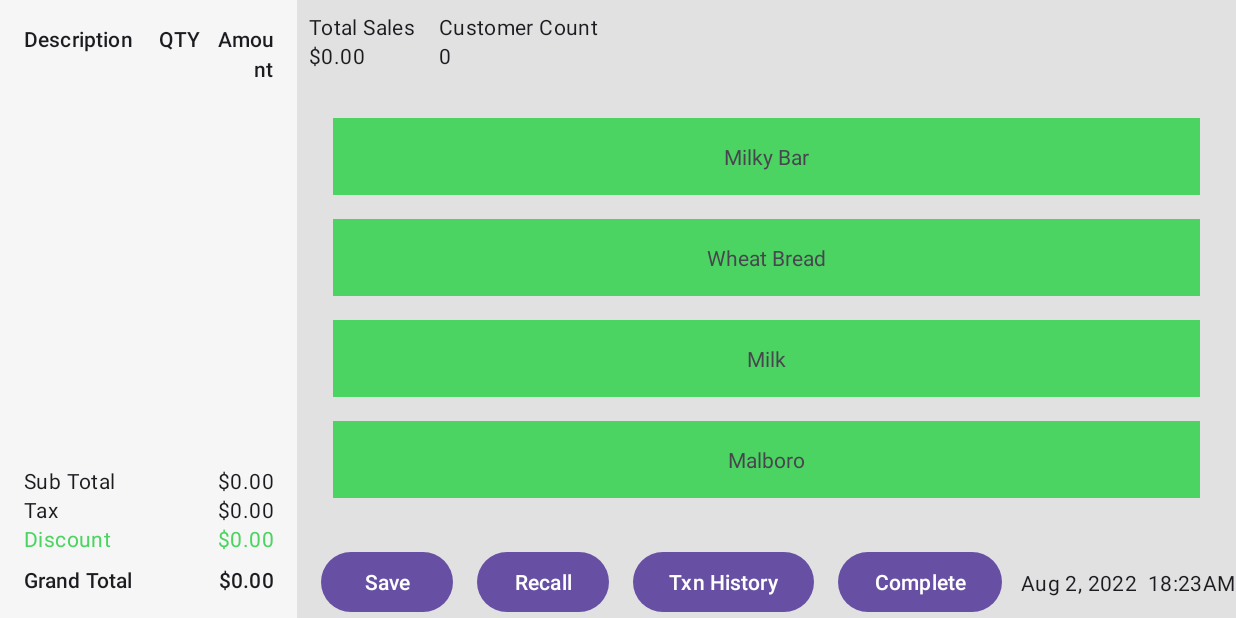
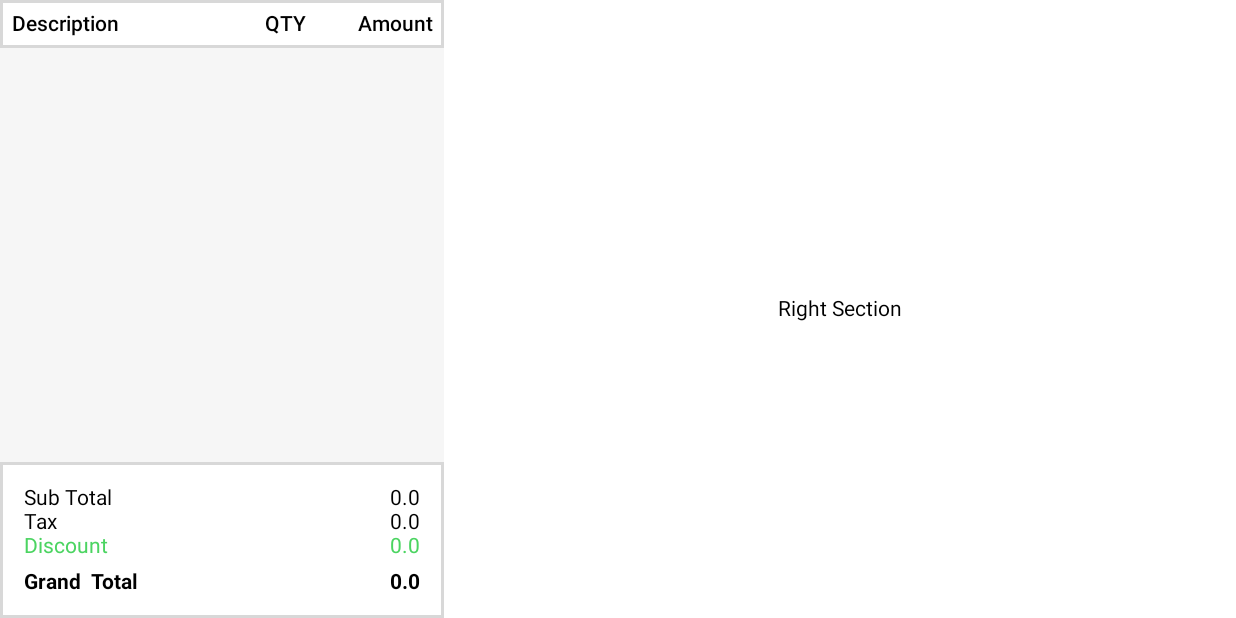
Before and after one commit to ranjan-malav/swift_sku, an Android app built with Jetpack Compose: the screen it shows after launch (DashboardActivity), on a phone screen of 824 x 412 dp (held sideways). Run offline under Robolectric (Android 15) with nearby library versions, the phone set to English and light mode, and no system bars; our stand-ins replace Dagger/Hilt's generated code, Room's generated code; 1 statement that could not run was skipped.

Commit message:
Add UI for cart section.

```diff
--- a/app/src/main/java/com/ranjan/malav/swiftsku/ui/dashboard/DashboardActivity.kt
+++ b/app/src/main/java/com/ranjan/malav/swiftsku/ui/dashboard/DashboardActivity.kt
@@ -1,6 +1,7 @@
 package com.ranjan.malav.swiftsku.ui.dashboard
 
 import android.os.Bundle
+import androidx.activity.compose.setContent
 import androidx.activity.viewModels
 import androidx.appcompat.app.AppCompatActivity
 import androidx.recyclerview.widget.GridLayoutManager
@@ -22,7 +23,9 @@ class DashboardActivity : AppCompatActivity(), BookItemsAdapter.Callback {
         super.onCreate(savedInstanceState)
 
         binding = ActivityDashboardBinding.inflate(layoutInflater)
-        setContentView(binding.root)
+//        setContentView(binding.root)
+
+        setContent { DashboardLayout(viewModel) }
 
         viewModel.getPriceBookData()
         viewModel.getTransactions()
@@ -36,19 +39,19 @@ class DashboardActivity : AppCompatActivity(), BookItemsAdapter.Callback {
             }
         }
 
-        viewModel.selectedItemsLive.observe(this) {
-            binding.rvCartItems.apply {
-                layoutManager = LinearLayoutManager(this@DashboardActivity)
-                adapter = CartItemsAdapter(it)
-            }
-        }
+//        viewModel.selectedItemsLive.observe(this) {
+//            binding.rvCartItems.apply {
+//                layoutManager = LinearLayoutManager(this@DashboardActivity)
+//                adapter = CartItemsAdapter(it)
+//            }
+//        }
 
-        viewModel.totals.observe(this) {
-            binding.tvSubTotalValue.text = formatAmount(it.subTotalAmount)
-            binding.tvTaxValue.text = formatAmount(it.taxAmount)
-            binding.tvDiscountValue.text = formatAmount(it.discountAmount)
-            binding.tvGrandTotalValue.text = formatAmount(it.grandTotal)
-        }
+//        viewModel.totals.observe(this) {
+//            binding.tvSubTotalValue.text = formatAmount(it.subTotalAmount)
+//            binding.tvTaxValue.text = formatAmount(it.taxAmount)
+//            binding.tvDiscountValue.text = formatAmount(it.discountAmount)
+//            binding.tvGrandTotalValue.text = formatAmount(it.grandTotal)
+//        }
 
         viewModel.transactions.observe(this) {
             binding.tvCustomerCountValue.text = "${it.size}"
--- /dev/null
+++ b/app/src/main/java/com/ranjan/malav/swiftsku/ui/dashboard/DashboardUI.kt
@@ -0,0 +1,323 @@
+package com.ranjan.malav.swiftsku.ui.dashboard
+
+import androidx.compose.foundation.BorderStroke
+import androidx.compose.foundation.background
+import androidx.compose.foundation.border
+import androidx.compose.foundation.layout.Arrangement
+import androidx.compose.foundation.layout.Box
+import androidx.compose.foundation.layout.Column
+import androidx.compose.foundation.layout.Row
+import androidx.compose.foundation.layout.fillMaxHeight
+import androidx.compose.foundation.layout.fillMaxSize
+import androidx.compose.foundation.layout.fillMaxWidth
+import androidx.compose.foundation.layout.padding
+import androidx.compose.foundation.layout.width
+import androidx.compose.foundation.layout.wrapContentWidth
+import androidx.compose.foundation.lazy.LazyColumn
+import androidx.compose.foundation.lazy.items
+import androidx.compose.foundation.shape.RoundedCornerShape
+import androidx.compose.material.Button
+import androidx.compose.material.MaterialTheme
+import androidx.compose.material.Text
+import androidx.compose.runtime.Composable
+import androidx.compose.runtime.collectAsState
+import androidx.compose.runtime.getValue
+import androidx.compose.ui.Alignment
+import androidx.compose.ui.Modifier
+import androidx.compose.ui.graphics.Color
+import androidx.compose.ui.text.font.FontWeight
+import androidx.compose.ui.text.style.TextAlign
+import androidx.compose.ui.tooling.preview.Preview
+import androidx.compose.ui.unit.dp
+import com.ranjan.malav.swiftsku.data.model.TransactionItem
+import com.ranjan.malav.swiftsku.ui.utils.UiUtils.formatAmount
+import com.ranjan.malav.swiftsku.ui.utils.percent
+
+
+@Composable
+fun DashboardLayout(
+    viewModel: DashboardViewModel
+) {
+    val cartItems by viewModel.selectedItemsLive.collectAsState()
+    val totals by viewModel.totals.collectAsState()
+
+    Row(
+        modifier = Modifier.fillMaxSize()
+    ) {
+        LeftSection(cartItems, totals)
+        RightSection()
+    }
+}
+
+@Composable
+fun LeftSection(
+    cartItems: ArrayList<TransactionItem>,
+    totals: DashboardViewModel.Totals
+) {
+    Box(
+        modifier = Modifier
+            .width(24.percent)
+            .fillMaxHeight()
+            .background(Color(0xFFF6F6F6))
+    ) {
+        Column(
+            modifier = Modifier.fillMaxSize(),
+            verticalArrangement = Arrangement.spacedBy(8.dp)
+        ) {
+            CartHeader()
+            Box(
+                modifier = Modifier
+                    .fillMaxWidth()
+                    .weight(1f)
+            ) {
+                CartItems(cartItems)
+            }
+            TotalFooter(totals)
+        }
+    }
+}
+
+@Composable
+@Preview
+fun CartHeader() {
+    Box(
+        modifier = Modifier
+            .fillMaxWidth()
+            .background(Color.White)
+            .border(BorderStroke(2.dp, Color(0xFFD8D8D8)))
+            .padding(8.dp)
+    ) {
+        Row(
+            modifier = Modifier.fillMaxWidth(),
+        ) {
+            Text(
+                text = "Description",
+                fontWeight = FontWeight.W600,
+                modifier = Modifier.weight(2f)
+            )
+            Text(
+                text = "QTY",
+                fontWeight = FontWeight.W600,
+                modifier = Modifier
+                    .wrapContentWidth(Alignment.CenterHorizontally)
+            )
+            Text(
+                text = "Amount",
+                fontWeight = FontWeight.W600,
+                textAlign = TextAlign.End,
+                modifier = Modifier.weight(1f)
+            )
+        }
+    }
+}
+
+@Composable
+fun CartItems(cartItems: ArrayList<TransactionItem>) {
+    LazyColumn(
+        modifier = Modifier
+            .fillMaxWidth()
+            .padding(8.dp, 0.dp, 8.dp, 0.dp)
+    ) {
+        items(cartItems) { item ->
+            Row(
+                modifier = Modifier.fillMaxWidth(),
+            ) {
+                Text(
+                    text = item.pluItem.itemName,
+                    fontWeight = FontWeight.W600,
+                    modifier = Modifier.weight(2f)
+                )
+                Text(
+                    text = "x${item.quantity}",
+                    fontWeight = FontWeight.W600,
+                    modifier = Modifier
+                        .wrapContentWidth(Alignment.CenterHorizontally)
+                )
+                Text(
+                    text = formatAmount(item.pluItem.price * item.quantity),
+                    fontWeight = FontWeight.W600,
+                    textAlign = TextAlign.End,
+                    modifier = Modifier.weight(1f)
+                )
+            }
+        }
+    }
+}
+
+@Composable
+fun TotalFooter(totals: DashboardViewModel.Totals) {
+    Box(
+        modifier = Modifier
+            .fillMaxWidth()
+            .background(Color.White)
+            .border(BorderStroke(2.dp, Color(0xFFD8D8D8)))
+            .padding(16.dp)
+    ) {
+        Column {
+            Row(
+                modifier = Modifier.fillMaxWidth(),
+            ) {
+                Text(
+                    text = "Sub Total",
+                    modifier = Modifier.weight(1f)
+                )
+                Text(
+                    text = "${totals.subTotalAmount}",
+                    modifier = Modifier
+                        .wrapContentWidth(Alignment.CenterHorizontally)
+                )
+            }
+            Row(
+                modifier = Modifier.fillMaxWidth(),
+            ) {
+                Text(
+                    text = "Tax",
+                    modifier = Modifier.weight(1f)
+                )
+                Text(
+                    text = "${totals.taxAmount}",
+                    modifier = Modifier
+                        .wrapContentWidth(Alignment.CenterHorizontally)
+                )
+            }
+            Row(
+                modifier = Modifier.fillMaxWidth(),
+            ) {
+                Text(
+                    text = "Discount",
+                    color = Color(0xFF4BD461),
+                    modifier = Modifier.weight(1f)
+                )
+                Text(
+                    text = "${totals.discountAmount}",
+                    color = Color(0xFF4BD461),
+                    modifier = Modifier
+                        .wrapContentWidth(Alignment.CenterHorizontally)
+                )
+            }
+            Row(
+                modifier = Modifier
+                    .fillMaxWidth()
+                    .padding(top = 8.dp),
+            ) {
+                Text(
+                    text = "Grand  Total",
+                    fontWeight = FontWeight.W700,
+                    modifier = Modifier.weight(1f)
+                )
+                Text(
+                    text = "${totals.grandTotal}",
+                    fontWeight = FontWeight.W700,
+                    modifier = Modifier
+                        .wrapContentWidth(Alignment.CenterHorizontally)
+                )
+            }
+        }
+    }
+}
+
+@Composable
+@Preview
+fun RightSection() {
+    Box(
+        modifier = Modifier
+            .fillMaxHeight()
+            .fillMaxWidth()
+            .background(Color.White)
+    ) {
+        // Content of right section
+        Text(
+            text = "Right Section",
+            modifier = Modifier.align(Alignment.Center)
+        )
+    }
+}
+
+@Composable
+@Preview
+fun ActionsBar() {
+    Row(
+        modifier = Modifier
+            .fillMaxWidth()
+            .padding(horizontal = 16.dp),
+        horizontalArrangement = Arrangement.SpaceBetween,
+        verticalAlignment = Alignment.CenterVertically
+    ) {
+        Row(
+            modifier = Modifier.fillMaxWidth(),
+            horizontalArrangement = Arrangement.Start,
+            verticalAlignment = Alignment.CenterVertically
+        ) {
+            Button(
+                onClick = { /* Handle Save button click */ },
+                modifier = Modifier.padding(start = 16.dp)
+            ) {
+                Text(text = "Save")
+            }
+            Button(
+                onClick = { /* Handle Recall button click */ },
+                modifier = Modifier.padding(start = 16.dp)
+            ) {
+                Text(text = "Recall")
+            }
+            Button(
+                onClick = { /* Handle Txn History button click */ },
+                modifier = Modifier.padding(start = 16.dp)
+            ) {
+                Text(text = "Txn History")
+            }
+            Button(
+                onClick = { /* Handle Complete button click */ },
+                modifier = Modifier.padding(start = 16.dp)
+            ) {
+                Text(text = "Complete")
+            }
+        }
+        Text(
+            text = "Aug 2, 2022 18:23AM",
+            style = MaterialTheme.typography.body1,
+            modifier = Modifier.padding(vertical = 16.dp)
+        )
+    }
+}
+
+@Composable
+@Preview
+fun CartHeading() {
+    Row(
+        modifier = Modifier
+            .padding(16.dp)
+            .fillMaxWidth(),
+        verticalAlignment = Alignment.CenterVertically,
+        horizontalArrangement = Arrangement.SpaceBetween
+    ) {
+        Text(
+            text = "Fountain-32oz",
+            style = MaterialTheme.typography.h6,
+            modifier = Modifier.weight(2f)
+        )
+        Box(
+            modifier = Modifier
+                .padding(vertical = 8.dp, horizontal = 10.dp)
+                .weight(1f)
+                .background(
+                    color = Color(0xFFE3E3E3),
+                    shape = RoundedCornerShape(100.dp)
+                ),
+            contentAlignment = Alignment.Center
+        ) {
+            Text(
+                text = "x27",
+                style = MaterialTheme.typography.h6,
+                modifier = Modifier
+                    .wrapContentWidth(Alignment.CenterHorizontally)
+            )
+        }
+        Text(
+            text = "$42.93",
+            style = MaterialTheme.typography.h6,
+            textAlign = TextAlign.End,
+            modifier = Modifier.weight(1f)
+        )
+    }
+}
--- a/app/src/main/java/com/ranjan/malav/swiftsku/ui/dashboard/DashboardViewModel.kt
+++ b/app/src/main/java/com/ranjan/malav/swiftsku/ui/dashboard/DashboardViewModel.kt
@@ -12,7 +12,10 @@ import com.ranjan.malav.swiftsku.data.repository.PriceBookRepository
 import com.ranjan.malav.swiftsku.data.repository.TransactionRepository
 import dagger.hilt.android.lifecycle.HiltViewModel
 import kotlinx.coroutines.Dispatchers
+import kotlinx.coroutines.flow.MutableStateFlow
+import kotlinx.coroutines.flow.StateFlow
 import kotlinx.coroutines.launch
+import kotlinx.coroutines.withContext
 import java.util.Date
 import javax.inject.Inject
 
@@ -27,11 +30,11 @@ class DashboardViewModel @Inject constructor(
     var bookItems: LiveData<List<PriceBookItem>> = _bookItems
 
     private var selectedItems = arrayListOf<TransactionItem>()
-    private var _selectedItems = MutableLiveData<ArrayList<TransactionItem>>()
-    var selectedItemsLive: LiveData<ArrayList<TransactionItem>> = _selectedItems
+    private var _selectedItems = MutableStateFlow(selectedItems)
+    var selectedItemsLive: StateFlow<ArrayList<TransactionItem>> = _selectedItems
 
-    private var _totals = MutableLiveData(Totals())
-    var totals: LiveData<Totals> = _totals
+    private var _totals = MutableStateFlow(Totals())
+    var totals: StateFlow<Totals> = _totals
 
     private var savedTrx: Transaction? = null
     private var trxStartTime: Date? = null
@@ -74,8 +77,10 @@ class DashboardViewModel @Inject constructor(
         )
         trxRepo.upsert(trx)
         selectedItems.clear()
-        _selectedItems.postValue(selectedItems)
-        _totals.postValue(Totals())
+        withContext(Dispatchers.Main) {
+            _selectedItems.value = selectedItems
+            _totals.value = Totals()
+        }
     }
 
     fun recallTransaction() = viewModelScope.launch(Dispatchers.IO) {
@@ -84,10 +89,14 @@ class DashboardViewModel @Inject constructor(
         savedTrx?.let {
             this@DashboardViewModel.savedTrx = it
             selectedItems.addAll(it.txnItems)
-            _selectedItems.postValue(selectedItems)
+            withContext(Dispatchers.Main) {
+                _selectedItems.value = selectedItems
+            }
         }
         val totals = calculateTotals()
-        _totals.postValue(totals)
+        withContext(Dispatchers.Main) {
+            _totals.value = totals
+        }
     }
 
     fun completeTransaction() = viewModelScope.launch(Dispatchers.IO) {
@@ -104,8 +113,10 @@ class DashboardViewModel @Inject constructor(
         )
         trxRepo.upsert(trx)
         selectedItems.clear()
-        _selectedItems.postValue(selectedItems)
-        _totals.postValue(Totals())
+        withContext(Dispatchers.Main) {
+            _selectedItems.value = selectedItems
+            _totals.value = Totals()
+        }
     }
 
     data class Totals(
--- a/app/src/main/java/com/ranjan/malav/swiftsku/ui/utils/UiUtils.kt
+++ b/app/src/main/java/com/ranjan/malav/swiftsku/ui/utils/UiUtils.kt
@@ -1,4 +1,7 @@
 package com.ranjan.malav.swiftsku.ui.utils
+
+import android.content.res.Resources
+import androidx.compose.ui.unit.Dp
 
 object UiUtils {
     fun formatAmount(amount: Float): String {
@@ -9,3 +12,9 @@ object UiUtils {
         return "\$${String.format("%.2f", amount)}"
     }
 }
+
+val Int.percent: Dp
+    get() = Dp((Resources.getSystem().displayMetrics.widthPixels * this / 100).toFloat())
+
+val Float.percent: Dp
+    get() = Dp((Resources.getSystem().displayMetrics.widthPixels * this / 100))
```
